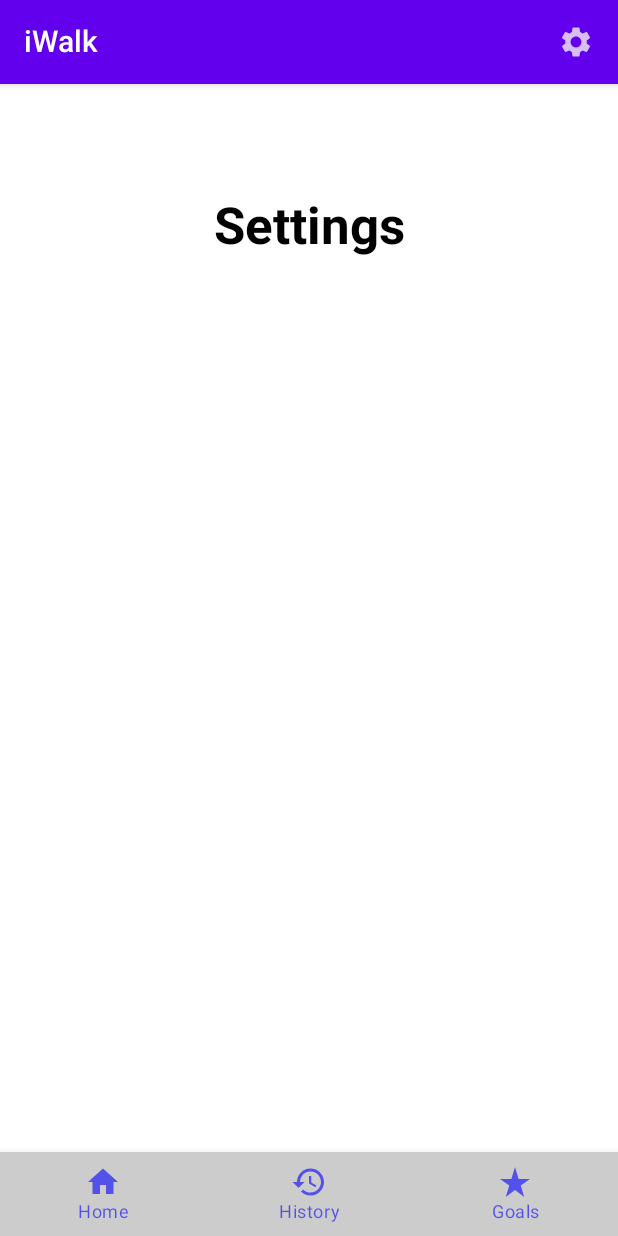
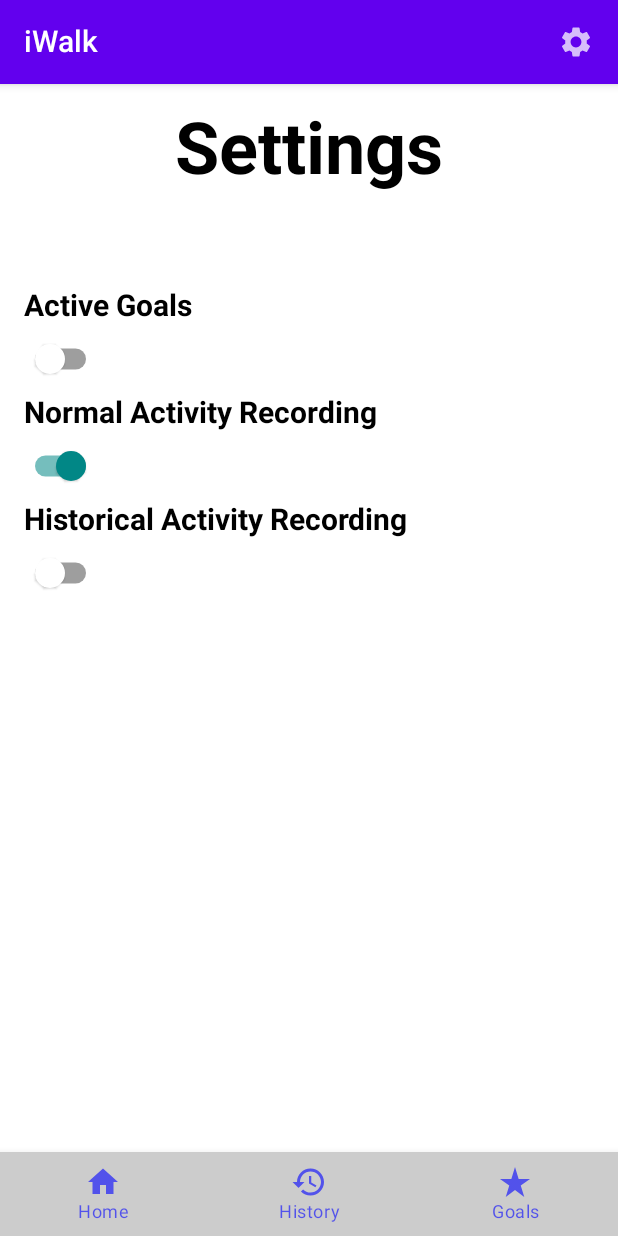
Before and after one commit to FangfangChen2023/kotlin_Test, an Android app built with Jetpack Compose: the SettingsScreen screen opened through its navigation route, on a phone screen of 412 x 824 dp. Run offline under Robolectric (Android 15) with nearby library versions, the phone set to English and light mode, and no system bars; our stand-ins replace Room's generated code.

Commit message:
room preferences screen

```diff
--- a/app/build.gradle
+++ b/app/build.gradle
@@ -53,9 +53,10 @@ dependencies {
 
     implementation 'androidx.core:core-ktx:1.9.0'
     implementation 'androidx.activity:activity-compose:1.6.1'
-    implementation "androidx.compose.ui:ui:$compose_ui_version"
+    implementation "androidx.compose.ui:ui:1.3.1"
     implementation "androidx.compose.ui:ui-tooling-preview:$compose_ui_version"
     implementation 'androidx.compose.material:material:1.3.1'
+    implementation "androidx.compose.material:material-icons-extended:1.3.1"
     implementation 'androidx.core:core-ktx:1.10.0-alpha02'
     implementation 'androidx.navigation:navigation-runtime-ktx:2.5.3'
     implementation 'androidx.navigation:navigation-compose:2.5.3'
@@ -64,6 +65,7 @@ dependencies {
     implementation 'androidx.core:core-ktx:+'
     implementation 'androidx.core:core-ktx:+'
     implementation "androidx.room:room-runtime:2.5.0"
+    implementation 'androidx.room:room-common:2.5.0'
     annotationProcessor "androidx.room:room-compiler:2.5.0"
 //    implementation "com.google.dagger:hilt-android:2.44"
 //    kapt "com.google.dagger:hilt-android-compiler:2.44"
--- a/app/src/main/java/com/example/kotlin_2/HistoryListItem.kt
+++ b/app/src/main/java/com/example/kotlin_2/HistoryListItem.kt
@@ -5,6 +5,7 @@ import androidx.compose.foundation.background
 import androidx.compose.foundation.border
 import androidx.compose.foundation.clickable
 import androidx.compose.foundation.layout.*
+import androidx.compose.foundation.lazy.LazyRow
 import androidx.compose.foundation.shape.CircleShape
 import androidx.compose.foundation.shape.RoundedCornerShape
 import androidx.compose.material.Button
--- a/app/src/main/java/com/example/kotlin_2/MainActivity.kt
+++ b/app/src/main/java/com/example/kotlin_2/MainActivity.kt
@@ -15,7 +15,17 @@ import androidx.navigation.compose.rememberNavController
 import com.example.kotlin_2.screen.Goal.GoalViewModel
 import com.example.kotlin_2.screen.History.HistoryViewModel
 import com.example.kotlin_2.screen.Home.HomeViewModel
+import com.example.kotlin_2.screen.Setting.SettingsScreen
 import com.example.kotlin_2.screen.Setting.SettingsViewModel
+import androidx.activity.compose.setContent
+import androidx.compose.foundation.layout.Column
+import androidx.compose.foundation.lazy.LazyColumn
+import androidx.compose.material.Switch
+import androidx.compose.material.Text
+import androidx.compose.runtime.mutableStateOf
+import androidx.compose.runtime.remember
+import androidx.compose.ui.Modifier
+import androidx.compose.ui.tooling.preview.Preview
 
 
 /*test1*/
@@ -36,6 +46,7 @@ class MainActivity : ComponentActivity() {
         getSharedPreferences(PREFS_DAY, 0)
         getSharedPreferences(PREFS_GOAL, 0)
         setContent {
+            SettingsScreen()
             val navController = rememberNavController()
             /*Scaffold(
                     topBar = {
@@ -74,7 +85,10 @@ class MainActivity : ComponentActivity() {
                         actions = {
                             // RowScope here, so these icons will be placed horizontally
                             IconButton(onClick = { navController.navigate(settingsRoute.route) }) {
-                                Icon(Icons.Filled.Settings, contentDescription = "Localized description")
+                                Icon(
+                                    Icons.Filled.Settings,
+                                    contentDescription = "Localized description",
+                                )
                             }
                         }
                     )
--- a/app/src/main/java/com/example/kotlin_2/screen/Setting/SettingsScreen.kt
+++ b/app/src/main/java/com/example/kotlin_2/screen/Setting/SettingsScreen.kt
@@ -6,8 +6,19 @@ import android.content.Context
 import android.content.SharedPreferences
 import android.widget.Toast
 
+import android.os.Bundle
+import androidx.activity.ComponentActivity
+import androidx.activity.compose.setContent
+import androidx.compose.foundation.layout.Column
+import androidx.compose.foundation.lazy.LazyColumn
+import androidx.compose.material.Switch
+import androidx.compose.material.Text
+import androidx.compose.runtime.mutableStateOf
+import androidx.compose.runtime.remember
+
 import androidx.compose.foundation.background
 import androidx.compose.foundation.layout.*
+import androidx.compose.foundation.lazy.LazyColumn
 import androidx.compose.foundation.text.KeyboardActions
 import androidx.compose.foundation.text.KeyboardOptions
 import androidx.compose.material.*
@@ -61,7 +72,6 @@ import java.time.LocalTime
 fun SettingsScreen() {
 
 
-
     /*TopAppBar(
         title = { Text("iWalk") },
         actions = {
@@ -74,18 +84,58 @@ fun SettingsScreen() {
 
 
     Column(Modifier.fillMaxSize(), horizontalAlignment = Alignment.CenterHorizontally) {
-        Spacer(Modifier.height(75.dp))
+        Spacer(Modifier.height(15.dp))
         Text(
             text = "Settings",
-            fontSize = MaterialTheme.typography.h4.fontSize,
-            fontWeight = FontWeight.Bold
+            fontSize = MaterialTheme.typography.h3.fontSize,
+            fontWeight = FontWeight.Bold,
         )
-        Spacer(Modifier.height(30.dp))
+    }
 
+        val option1Enabled = remember { mutableStateOf(false) }
+        val option2Enabled = remember { mutableStateOf(true) }
+        val option3Enabled = remember { mutableStateOf(false) }
 
-
-
-
-
+        Column(modifier = Modifier.padding(16.dp)) {
+            Spacer(Modifier.height(120.dp))
+            LazyColumn {
+                item {
+                    Text("Active Goals",
+                        fontSize = MaterialTheme.typography.h6.fontSize,
+                        fontWeight = FontWeight.Bold)
+                    Switch(
+                        checked = option1Enabled.value,
+                        onCheckedChange = { option1Enabled.value = it }
+                    )
+                }
+                item {
+                    Text("Normal Activity Recording",
+                        fontSize = MaterialTheme.typography.h6.fontSize,
+                        fontWeight = FontWeight.Bold)
+                    Switch(
+                        checked = option2Enabled.value,
+                        onCheckedChange = { checked ->
+                            option2Enabled.value = checked
+                            if (checked) {
+                                option3Enabled.value = false
+                            }
+                        }
+                    )
+                }
+                item {
+                    Text("Historical Activity Recording",
+                        fontSize = MaterialTheme.typography.h6.fontSize,
+                        fontWeight = FontWeight.Bold)
+                    Switch(
+                        checked = option3Enabled.value,
+                        onCheckedChange = { checked ->
+                            option3Enabled.value = checked
+                            if (checked) {
+                                option2Enabled.value = false
+                            }
+                        }
+                    )
+                }
+            }
+        }
     }
-}
```
